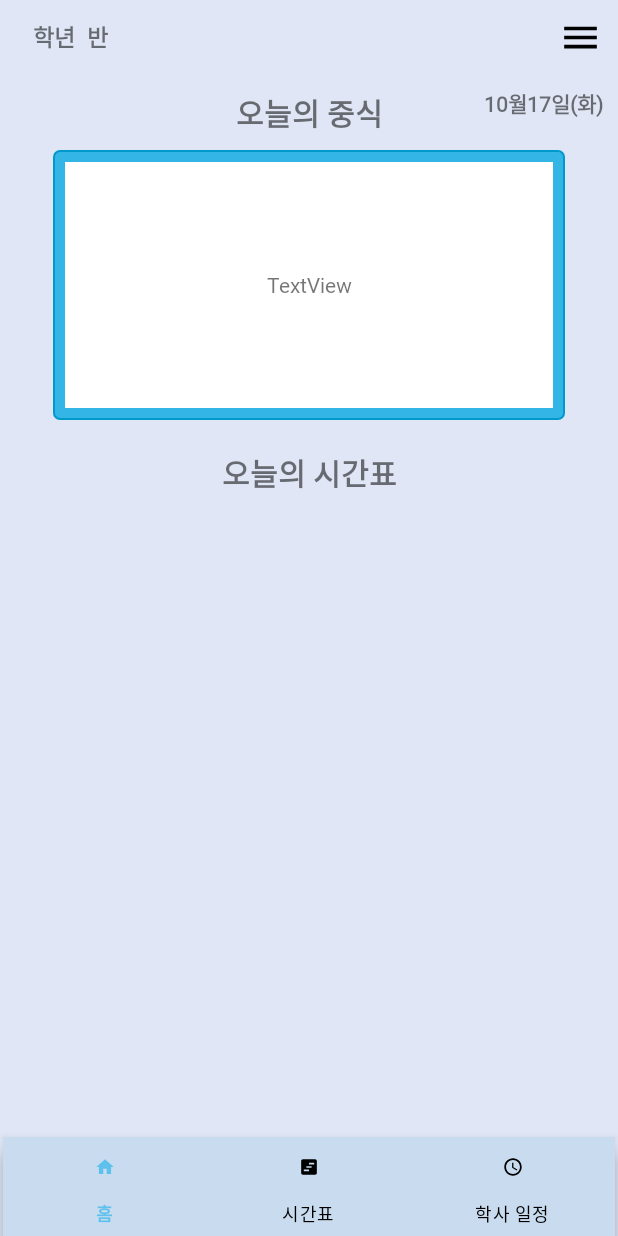
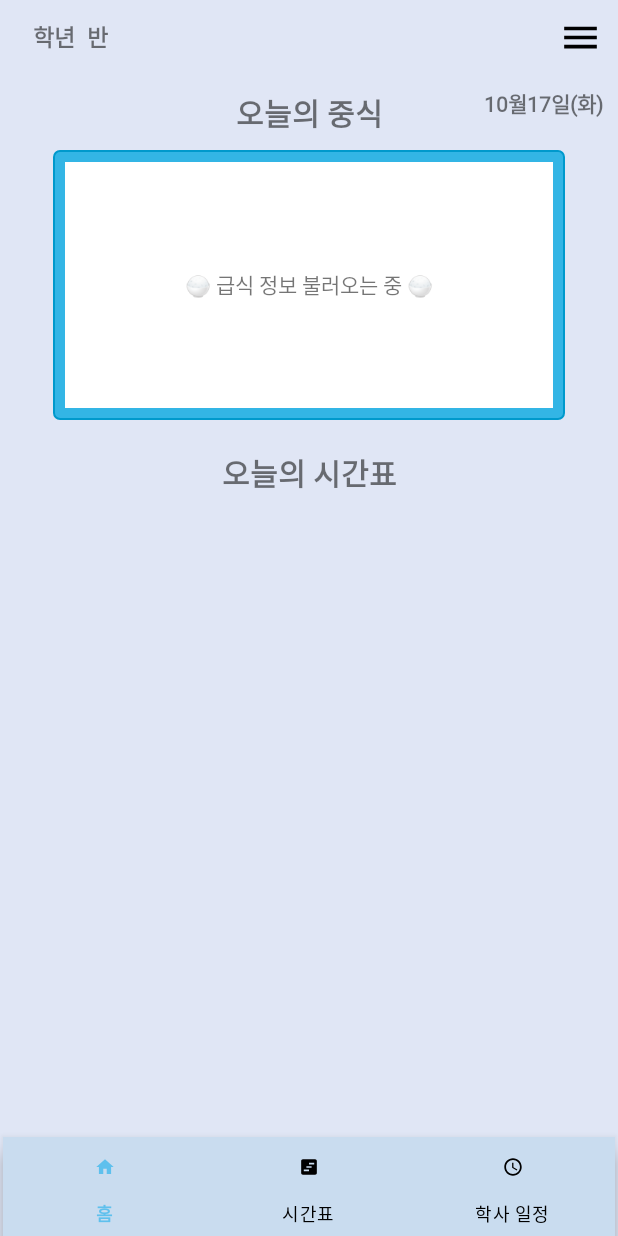
Before and after one commit to Taron8530/timetable, an Android app: the HomeFragment screen opened directly, with no data from a screen before it, on a phone screen of 412 x 824 dp. Run offline under Robolectric (Android 15) with nearby library versions, the phone set to English and light mode, and no system bars; Roboto replaces fonts that are not available here.

Commit message:
마지막 수정

```diff
--- a/app/src/main/res/layout/fragment_academic_calendar.xml
+++ b/app/src/main/res/layout/fragment_academic_calendar.xml
@@ -12,6 +12,7 @@
         android:layout_height="wrap_content"
         android:layout_marginTop="@dimen/topMargin"
         android:fontFamily="@font/topbar_font"
+        android:textStyle="bold"
         android:gravity="center"
         android:text="정보 불러오는중.."
         android:padding="10dp"
--- a/app/src/main/res/layout/fragment_home.xml
+++ b/app/src/main/res/layout/fragment_home.xml
@@ -26,10 +26,10 @@
             android:layout_height="match_parent"
             android:background="@color/white"
             android:fontFamily="@font/topbar_font"
+            android:gravity="center"
             android:lineSpacingExtra="3dp"
             android:padding="10dp"
-            android:gravity="center"
-            android:text="TextView"
+            android:text="🍚 급식 정보 불러오는 중 🍚"
             android:textAlignment="center" />
     </LinearLayout>
 
```
